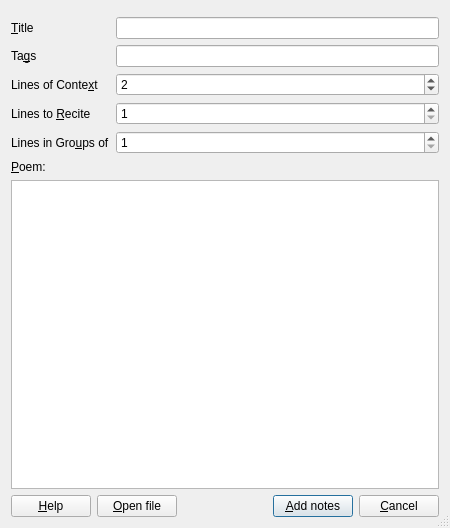
Before: the Qt Designer form designer/import_dialog.ui in sobjornstad/AnkiLPCG, drawn with Qt 5.
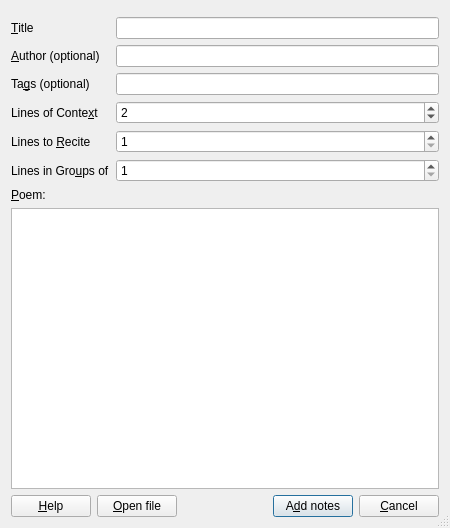
After: the same form once the commit is applied.

Commit message:
add Author field
Closes #20 and PR #21.

Diff of the .ui file:
```diff
--- a/designer/import_dialog.ui
+++ b/designer/import_dialog.ui
@@ -40,19 +40,36 @@
       </widget>
      </item>
      <item row="4" column="0">
+      <widget class="QLabel" name="label">
+       <property name="text">
+        <string>&amp;Author (optional)</string>
+       </property>
+       <property name="buddy">
+        <cstring>authorBox</cstring>
+       </property>
+      </widget>
+     </item>
+     <item row="4" column="1">
+      <widget class="QLineEdit" name="authorBox">
+       <property name="text">
+        <string/>
+       </property>
+      </widget>
+     </item>
+     <item row="6" column="0">
       <widget class="QLabel" name="label_3">
        <property name="text">
-        <string>Ta&amp;gs</string>
+        <string>Ta&amp;gs (optional)</string>
        </property>
        <property name="buddy">
         <cstring>tagsBox</cstring>
        </property>
       </widget>
      </item>
-     <item row="4" column="1">
+     <item row="6" column="1">
       <widget class="QLineEdit" name="tagsBox"/>
      </item>
-     <item row="6" column="0">
+     <item row="8" column="0">
       <widget class="QLabel" name="label_2">
        <property name="text">
         <string>Lines of Conte&amp;xt</string>
@@ -62,7 +79,7 @@
        </property>
       </widget>
      </item>
-     <item row="6" column="1">
+     <item row="8" column="1">
       <widget class="QSpinBox" name="contextLinesSpin">
        <property name="minimumSize">
         <size>
@@ -84,7 +101,7 @@
        </property>
       </widget>
      </item>
-     <item row="7" column="0">
+     <item row="9" column="0">
       <widget class="QLabel" name="label_5">
        <property name="text">
         <string>Lines to &amp;Recite</string>
@@ -94,7 +111,7 @@
        </property>
       </widget>
      </item>
-     <item row="7" column="1">
+     <item row="9" column="1">
       <widget class="QSpinBox" name="reciteLinesSpin">
        <property name="toolTip">
         <string>Number of occluded lines shown on the answer side of each card.</string>
@@ -107,7 +124,7 @@
        </property>
       </widget>
      </item>
-     <item row="8" column="0">
+     <item row="10" column="0">
       <widget class="QLabel" name="label_4">
        <property name="text">
         <string>Lines in Gro&amp;ups of</string>
@@ -117,7 +134,7 @@
        </property>
       </widget>
      </item>
-     <item row="8" column="1">
+     <item row="10" column="1">
       <widget class="QSpinBox" name="groupLinesSpin">
        <property name="minimum">
         <number>1</number>
@@ -186,7 +203,7 @@
         <string>Generate notes from the text in the poem editor.</string>
        </property>
        <property name="text">
-        <string>&amp;Add notes</string>
+        <string>A&amp;dd notes</string>
        </property>
        <property name="autoDefault">
         <bool>false</bool>
```
Left out of the diff: 1 changed line with no effect on the pictures. The commit also changes 5 other files.
